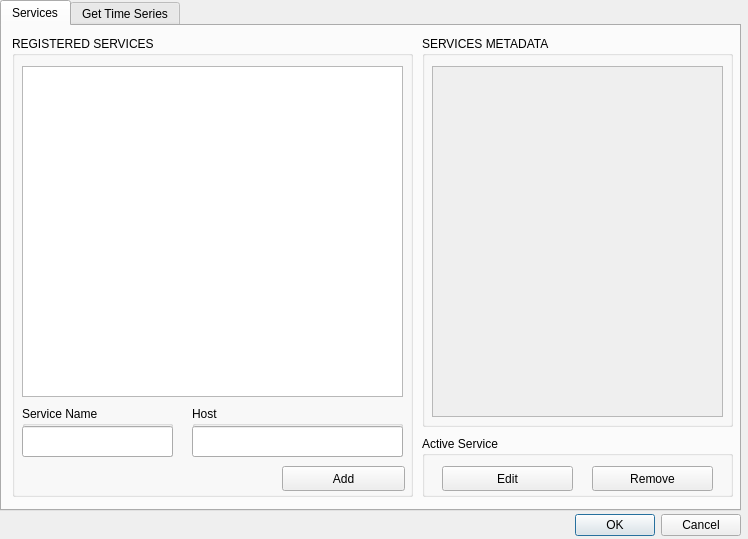
Qt form wtss_plugin/wtss_qgis_dialog_base.ui (brazil-data-cube/wtss-qgis) before a commit.
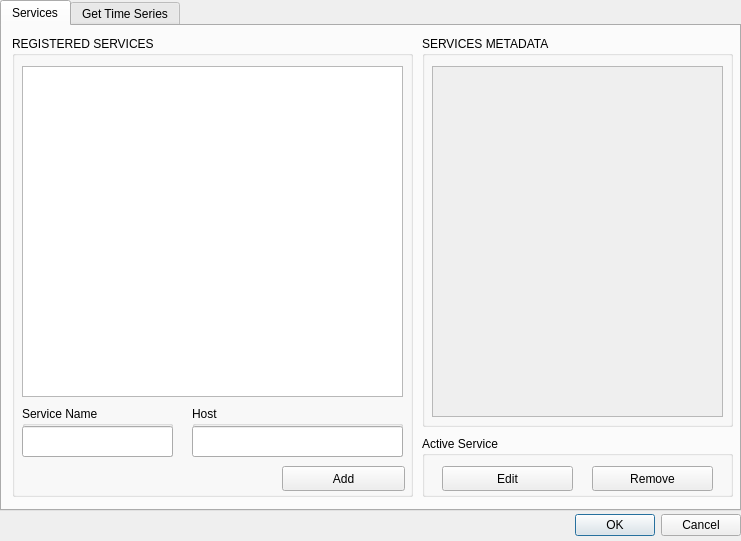
The same form after that commit.

Commit message: [#53] Add loading label to wait time series

The edit to the form file:
```diff
--- a/wtss_plugin/wtss_qgis_dialog_base.ui
+++ b/wtss_plugin/wtss_qgis_dialog_base.ui
@@ -6,8 +6,8 @@
    <rect>
     <x>0</x>
     <y>0</y>
-    <width>748</width>
-    <height>539</height>
+    <width>741</width>
+    <height>541</height>
    </rect>
   </property>
   <property name="windowTitle">
@@ -529,6 +529,25 @@
     </widget>
    </widget>
   </widget>
+  <widget class="QLabel" name="loading_label">
+   <property name="geometry">
+    <rect>
+     <x>0</x>
+     <y>0</y>
+     <width>741</width>
+     <height>541</height>
+    </rect>
+   </property>
+   <property name="autoFillBackground">
+    <bool>false</bool>
+   </property>
+   <property name="text">
+    <string/>
+   </property>
+   <property name="alignment">
+    <set>Qt::AlignCenter</set>
+   </property>
+  </widget>
  </widget>
  <resources/>
  <connections>
```
